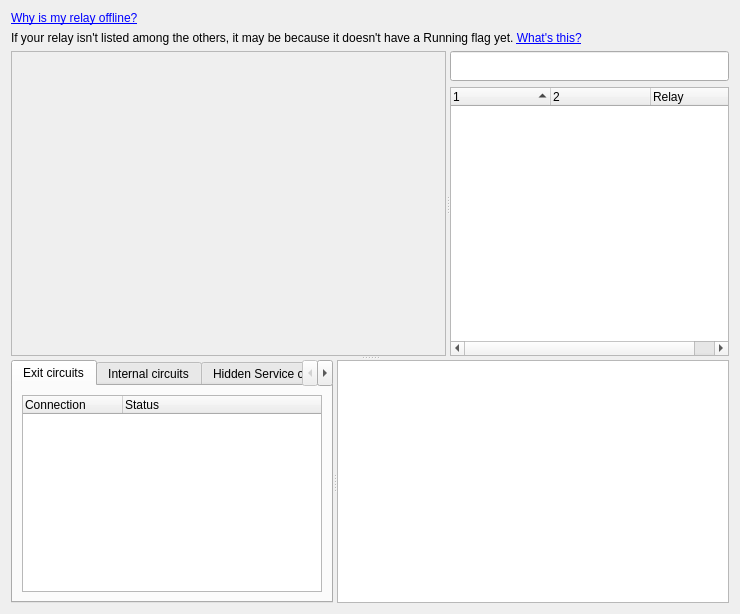
This is src/vidalia/network/NetViewer.ui in a-ilin/vidalia as Qt 5 draws it before an edit. The edited form follows.
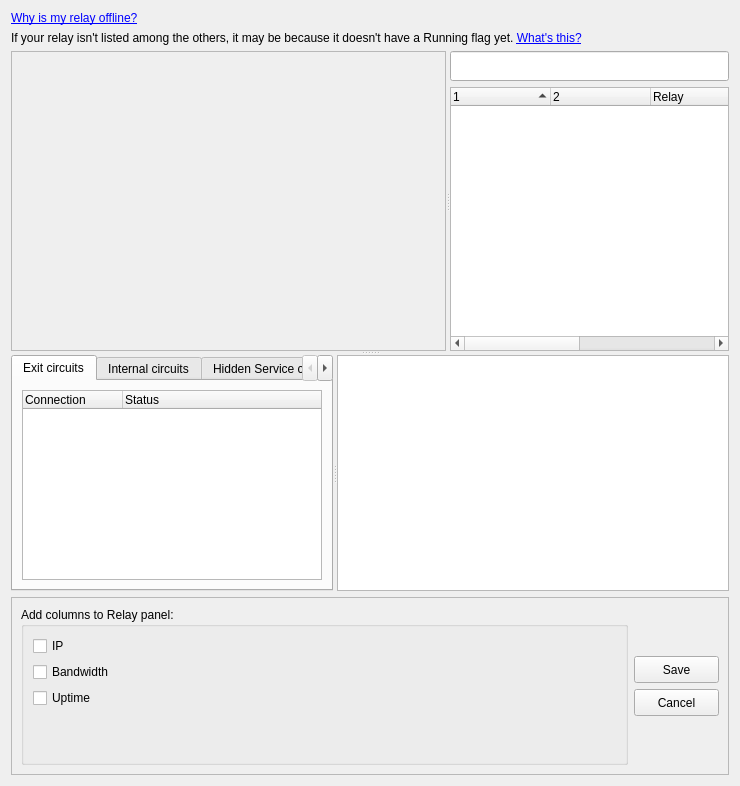
This is the edited form. Icons and pictures are not drawn. Custom widgets are drawn as their Qt base class.

Commit message: Adds Settings frame to Network Map with optional Relay columns.

```diff
--- a/src/vidalia/network/NetViewer.ui
+++ b/src/vidalia/network/NetViewer.ui
@@ -7,13 +7,13 @@
     <x>0</x>
     <y>0</y>
     <width>740</width>
-    <height>614</height>
+    <height>786</height>
    </rect>
   </property>
   <property name="windowTitle">
    <string>Network Map</string>
   </property>
-  <layout class="QVBoxLayout" name="verticalLayout_10">
+  <layout class="QVBoxLayout" name="verticalLayout_11">
    <item>
     <widget class="QSplitter" name="spltMain">
      <property name="orientation">
@@ -145,7 +145,7 @@
               <bool>true</bool>
              </property>
              <property name="columnCount">
-              <number>3</number>
+              <number>6</number>
              </property>
              <column>
               <property name="text">
@@ -162,6 +162,21 @@
                <string>Relay</string>
               </property>
              </column>
+             <column>
+              <property name="text">
+               <string>IP</string>
+              </property>
+             </column>
+             <column>
+              <property name="text">
+               <string>Bandwidth</string>
+              </property>
+             </column>
+             <column>
+              <property name="text">
+               <string>Uptime</string>
+              </property>
+             </column>
             </widget>
            </item>
           </layout>
@@ -355,6 +370,164 @@
      </widget>
     </widget>
    </item>
+   <item>
+    <widget class="QFrame" name="frmSettings">
+     <property name="enabled">
+      <bool>true</bool>
+     </property>
+     <property name="sizePolicy">
+      <sizepolicy hsizetype="Expanding" vsizetype="Minimum">
+       <horstretch>0</horstretch>
+       <verstretch>0</verstretch>
+      </sizepolicy>
+     </property>
+     <property name="minimumSize">
+      <size>
+       <width>550</width>
+       <height>140</height>
+      </size>
+     </property>
+     <property name="contextMenuPolicy">
+      <enum>Qt::NoContextMenu</enum>
+     </property>
+     <property name="visible">
+      <bool>true</bool>
+     </property>
+     <property name="frameShape">
+      <enum>QFrame::StyledPanel</enum>
+     </property>
+     <property name="frameShadow">
+      <enum>QFrame::Raised</enum>
+     </property>
+     <layout class="QHBoxLayout" name="horizontalLayout_2">
+      <item>
+       <widget class="QGroupBox" name="grpRelayPanel">
+        <property name="sizePolicy">
+         <sizepolicy hsizetype="Expanding" vsizetype="Minimum">
+          <horstretch>1</horstretch>
+          <verstretch>0</verstretch>
+         </sizepolicy>
+        </property>
+        <property name="minimumSize">
+         <size>
+          <width>400</width>
+          <height>110</height>
+         </size>
+        </property>
+        <property name="title">
+         <string>Add columns to Relay panel:</string>
+        </property>
+        <layout class="QFormLayout" name="formLayout">
+         <item row="0" column="0">
+          <widget class="QCheckBox" name="chkShowIP">
+           <property name="text">
+            <string>IP</string>
+           </property>
+          </widget>
+         </item>
+         <item row="1" column="0">
+          <widget class="QCheckBox" name="chkShowBW">
+           <property name="text">
+            <string>Bandwidth</string>
+           </property>
+          </widget>
+         </item>
+         <item row="2" column="0">
+          <widget class="QCheckBox" name="chkShowUptime">
+           <property name="text">
+            <string>Uptime</string>
+           </property>
+          </widget>
+         </item>
+        </layout>
+       </widget>
+      </item>
+      <item>
+       <layout class="QVBoxLayout" name="verticalLayout_10">
+        <property name="sizeConstraint">
+         <enum>QLayout::SetFixedSize</enum>
+        </property>
+        <item>
+         <spacer name="verticalSpacer_2">
+          <property name="orientation">
+           <enum>Qt::Vertical</enum>
+          </property>
+          <property name="sizeHint" stdset="0">
+           <size>
+            <width>20</width>
+            <height>40</height>
+           </size>
+          </property>
+         </spacer>
+        </item>
+        <item>
+         <widget class="QPushButton" name="btnSaveSettings">
+          <property name="sizePolicy">
+           <sizepolicy hsizetype="Fixed" vsizetype="Fixed">
+            <horstretch>0</horstretch>
+            <verstretch>0</verstretch>
+           </sizepolicy>
+          </property>
+          <property name="minimumSize">
+           <size>
+            <width>85</width>
+            <height>27</height>
+           </size>
+          </property>
+          <property name="contextMenuPolicy">
+           <enum>Qt::NoContextMenu</enum>
+          </property>
+          <property name="toolTip">
+           <string>Saves the current Network Map settings</string>
+          </property>
+          <property name="text">
+           <string>Save</string>
+          </property>
+         </widget>
+        </item>
+        <item>
+         <widget class="QPushButton" name="btnCancelSettings">
+          <property name="sizePolicy">
+           <sizepolicy hsizetype="Fixed" vsizetype="Fixed">
+            <horstretch>0</horstretch>
+            <verstretch>0</verstretch>
+           </sizepolicy>
+          </property>
+          <property name="minimumSize">
+           <size>
+            <width>85</width>
+            <height>27</height>
+           </size>
+          </property>
+          <property name="contextMenuPolicy">
+           <enum>Qt::NoContextMenu</enum>
+          </property>
+          <property name="toolTip">
+           <string>Cancels changes made to settings</string>
+          </property>
+          <property name="text">
+           <string>Cancel</string>
+          </property>
+         </widget>
+        </item>
+        <item>
+         <spacer name="verticalSpacer">
+          <property name="orientation">
+           <enum>Qt::Vertical</enum>
+          </property>
+          <property name="sizeHint" stdset="0">
+           <size>
+            <width>20</width>
+            <height>40</height>
+           </size>
+          </property>
+         </spacer>
+        </item>
+       </layout>
+      </item>
+     </layout>
+    </widget>
+   </item>
   </layout>
   <action name="actionRefresh">
    <property name="enabled">
```
Left out of the diff: 37 changed lines with no effect on the pictures. The commit also changes 7 other files.
